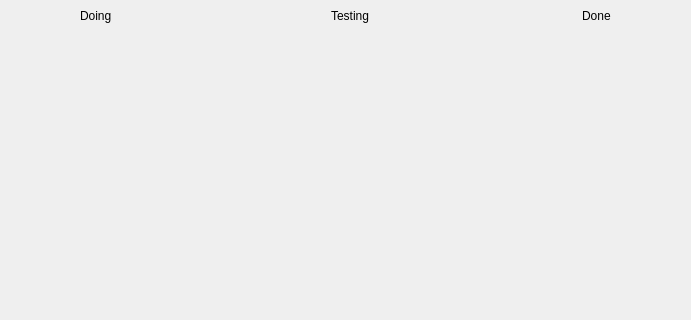
rhzxg/Revelation, file SourceCode/Revelation/Revelation.ui: the form before one commit; both pictures show x 171 to 862 and y 0 to 320 of the 1000 by 500 pixel window.
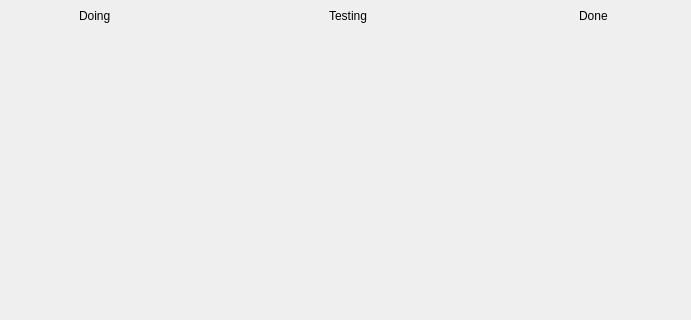
The form after the commit.

Commit message: feat: change `Revelation` layout spacing

```diff
--- a/SourceCode/Revelation/Revelation.ui
+++ b/SourceCode/Revelation/Revelation.ui
@@ -27,7 +27,7 @@
     <number>4</number>
    </property>
    <property name="spacing">
-    <number>8</number>
+    <number>4</number>
    </property>
    <item row="0" column="0">
     <layout class="QVBoxLayout" name="verticalLayout" stretch="0,1">
```
